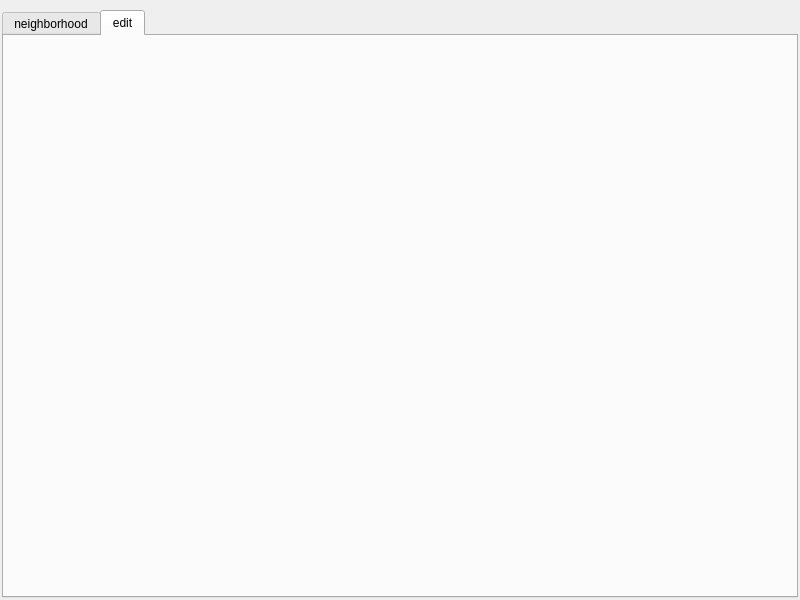
Old version of the form gui/form.ui in the repository vijayrudraraju/qtmapper.
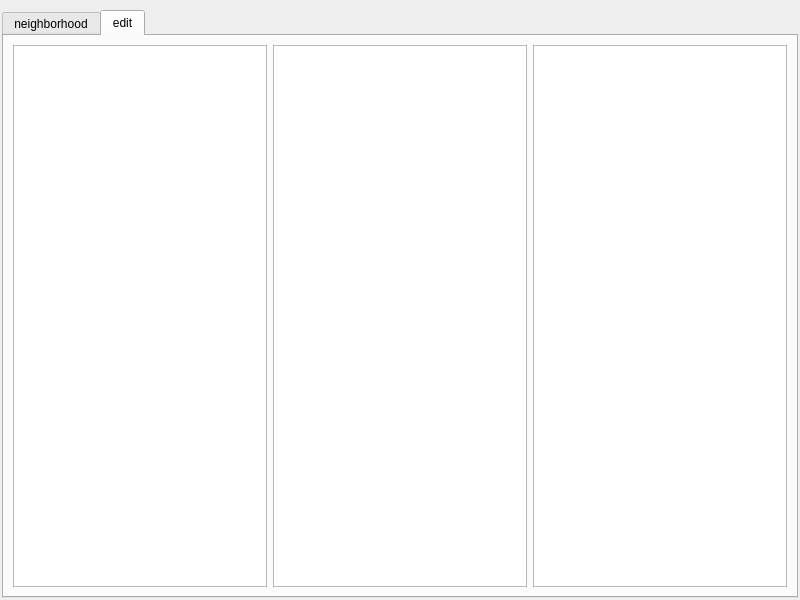
New version of the form. The open tabs and pages were chosen to show the change. Custom widgets are drawn as their Qt base class.

```diff
--- a/gui/form.ui
+++ b/gui/form.ui
@@ -123,6 +123,17 @@
       <attribute name="title">
        <string>edit</string>
       </attribute>
+      <layout class="QHBoxLayout" name="horizontalLayout_3">
+       <item>
+        <widget class="QTreeView" name="source_signal_list"/>
+       </item>
+       <item>
+        <widget class="QGraphicsView" name="graphicsView_2"/>
+       </item>
+       <item>
+        <widget class="QTreeView" name="destination_signal_list"/>
+       </item>
+      </layout>
      </widget>
     </widget>
    </item>
```
Left out of the diff: 2 changed lines with no effect on the pictures.
